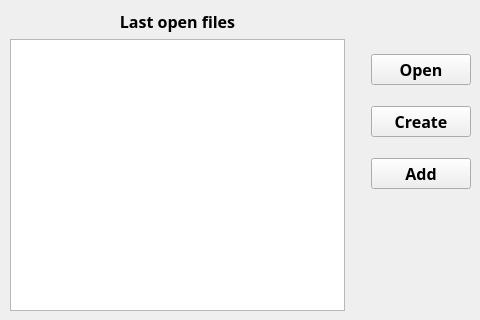
Before: the Qt Designer form Form/StartForm.ui in brudoff/Password-Defender, drawn with Qt 5.
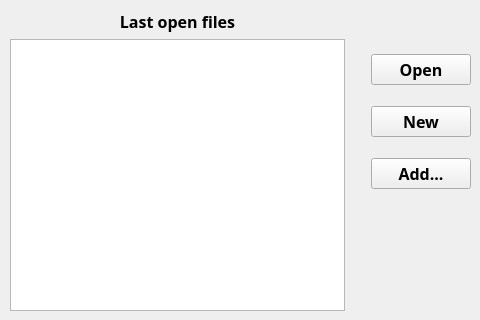
After: the same form once the commit is applied.

```diff
--- a/Form/StartForm.ui
+++ b/Form/StartForm.ui
@@ -148,7 +148,7 @@
          <locale language="English" country="UnitedStates"/>
         </property>
         <property name="text">
-         <string>Create</string>
+         <string>New</string>
         </property>
        </widget>
       </item>
@@ -164,7 +164,7 @@
          </font>
         </property>
         <property name="text">
-         <string>Add</string>
+         <string>Add...</string>
         </property>
        </widget>
       </item>
```
Left out of the diff: 2 changed lines with no effect on the pictures.
